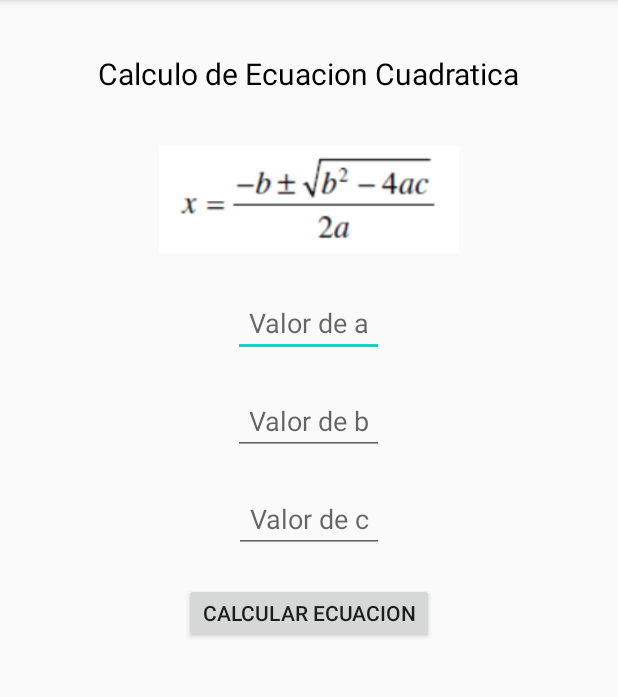
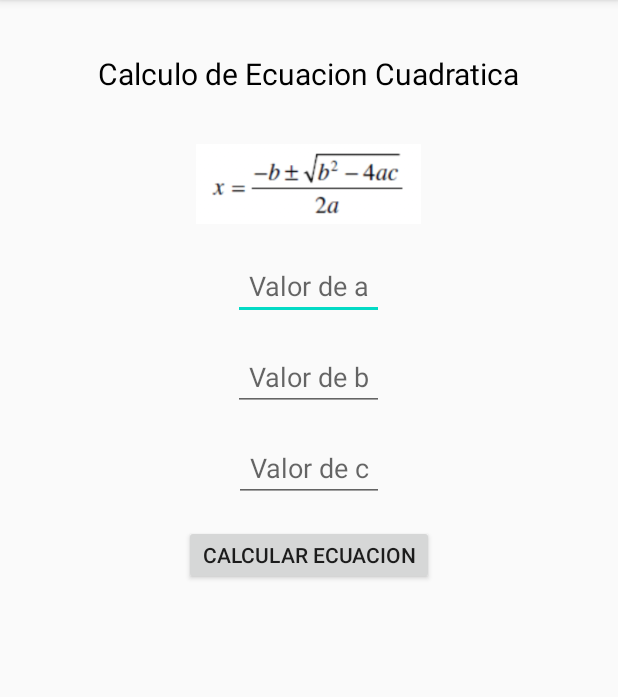
Before and after one commit to EduarRugamas/All-in-one-devexpertos, an Android app: the Ejercicio_1 screen opened directly, with no data from a screen before it, on a phone screen of 412 x 824 dp, the part 84-781 px from its top. Run offline under Robolectric (Android 15) with nearby library versions, the phone set to English and light mode, and no system bars.

Commit message:
ejercicio #1 resuelto

```diff
--- a/app/src/main/java/com/devexpertos/allinone/Votos/Ejercicio_2.kt
+++ b/app/src/main/java/com/devexpertos/allinone/Votos/Ejercicio_2.kt
@@ -11,7 +11,7 @@ class Ejercicio_2 : AppCompatActivity() {
         super.onCreate(savedInstanceState)
         setContentView(R.layout.activity_ejercicio_2)
 
-        val cantidad=findViewById<View>(R.id.buket) as EditText
+
 
     }
 }
--- a/app/src/main/res/layout/activity_ejercicio_1.xml
+++ b/app/src/main/res/layout/activity_ejercicio_1.xml
@@ -17,8 +17,8 @@
         android:textSize="20sp"
         />
     <androidx.appcompat.widget.AppCompatImageView
-        android:layout_width="200dp"
-        android:layout_height="80dp"
+        android:layout_width="150dp"
+        android:layout_height="60dp"
         android:src="@drawable/image2"
         android:layout_gravity="center"
         android:layout_marginTop="30dp"
@@ -30,23 +30,24 @@
         android:layout_width="wrap_content"
         android:layout_height="45dp"
         android:hint="@string/valorA"
-        android:inputType="number"
+        android:inputType="numberDecimal|numberSigned"
         android:textAlignment="center"
         android:layout_gravity="center"
-        android:layout_marginTop="20dp"
+        android:layout_marginTop="15dp"
         android:padding="10dp"
-        />
+        tools:ignore="Autofill" />
 
     <EditText
         android:id="@+id/valorB"
         android:layout_width="wrap_content"
         android:layout_height="45dp"
         android:hint="@string/valorB"
-        android:inputType="number"
+        android:inputType="numberDecimal|numberSigned"
         android:textAlignment="center"
         android:layout_gravity="center"
-        android:layout_marginTop="20dp"
+        android:layout_marginTop="15dp"
         android:padding="10dp"
+        tools:ignore="Autofill"
         />
 
     <EditText
@@ -54,11 +55,12 @@
         android:layout_width="wrap_content"
         android:layout_height="45dp"
         android:hint="@string/valorC"
-        android:inputType="number"
+        android:inputType="numberDecimal|numberSigned"
         android:textAlignment="center"
         android:layout_gravity="center"
-        android:layout_marginTop="20dp"
+        android:layout_marginTop="15dp"
         android:padding="10dp"
+        tools:ignore="Autofill"
         />
     <Button
         android:id="@+id/calcularEcuacion"
@@ -67,17 +69,27 @@
         android:textAlignment="center"
         android:text="@string/Btn_calcular"
         android:layout_gravity="center"
-        android:layout_marginTop="20dp"
+        android:layout_marginTop="15dp"
         />
 
     <TextView
-        android:id="@+id/resultado"
+        android:id="@+id/resultado1"
         android:layout_width="wrap_content"
         android:layout_height="wrap_content"
         tools:text="Resultado"
         android:layout_gravity="center"
         android:layout_marginTop="15dp"
-        android:textSize="25sp"
+        android:textSize="17sp"
+        android:textColor="@color/black"
+        />
+    <TextView
+        android:id="@+id/resultado2"
+        android:layout_width="wrap_content"
+        android:layout_height="wrap_content"
+        tools:text="Resultado"
+        android:layout_gravity="center"
+        android:layout_marginTop="15dp"
+        android:textSize="17sp"
         android:textColor="@color/black"
         />
 
```
Also changed, not shown: app/src/main/java/com/devexpertos/allinone/Ecuacion_Cuadratica/Ejercicio_1.kt (+66 -2 lines).
